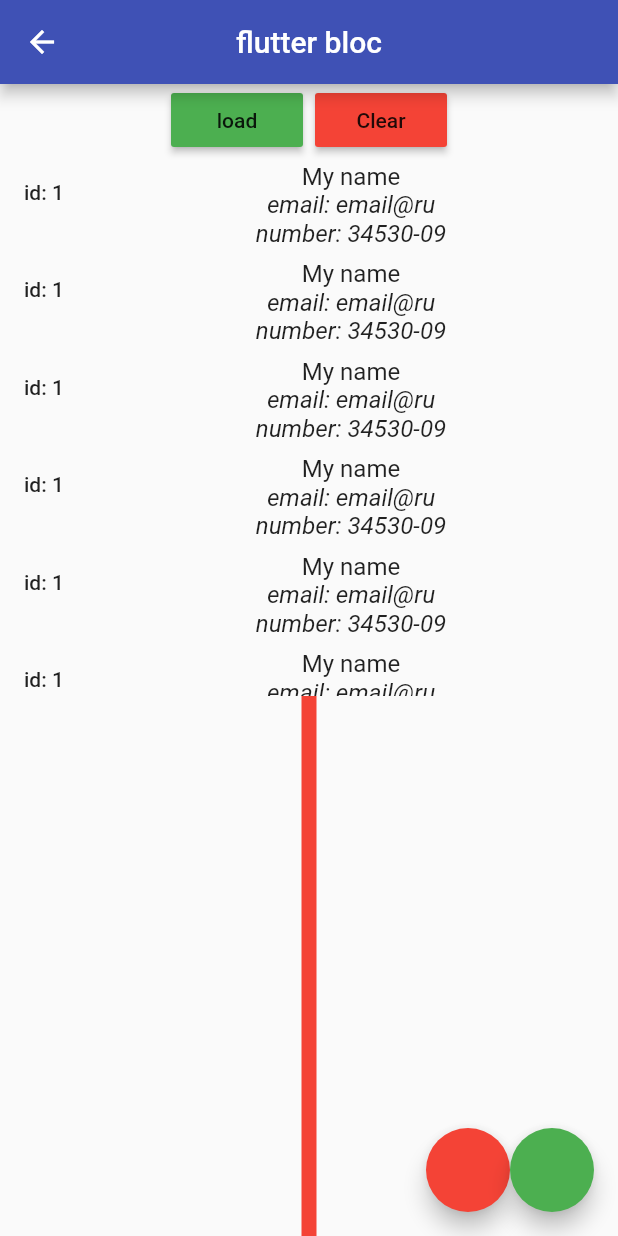
After one commit to neo321654/synccards, a Flutter app: the FlutterBlocPage screen opened directly, on a phone screen of 412 x 824 dp. The commit adds this screen. Run offline on Flutter 3.47's test engine with Material 2 defaults, Android fonts, the phone set to English and light mode, and no system bars; our stand-ins replace flutter_bloc, moor_flutter, rxdart; generated files the repository leaves out were written again.

Commit message:
разбираюсь с блоком

```diff
--- /dev/null
+++ b/lib/bloc/color_bloc.dart
@@ -0,0 +1,16 @@
+import 'package:flutter/material.dart';
+import 'package:flutter_bloc/flutter_bloc.dart';
+
+enum ColorEvent { event_red, event_green }
+
+class ColorBloc extends Bloc<ColorEvent, Color> {
+  Color _color = Colors.red;
+
+  ColorBloc(initialState) : super(initialState);
+
+  @override
+  Stream<Color> mapEventToState(ColorEvent event) async* {
+    _color = (event == ColorEvent.event_red) ? Colors.red : Colors.green;
+    yield _color;
+  }
+}
--- /dev/null
+++ b/lib/pages/flutter_bloc_page.dart
@@ -0,0 +1,61 @@
+import 'package:flutter/material.dart';
+import 'package:flutter_bloc/flutter_bloc.dart';
+import 'package:synccards/bloc/color_bloc.dart';
+import 'package:synccards/widget/blocExample/action_buttons.dart';
+import 'package:synccards/widget/blocExample/user_list.dart';
+
+class FlutterBlocPage extends StatelessWidget {
+  const FlutterBlocPage({Key? key}) : super(key: key);
+
+  @override
+  Widget build(BuildContext context) {
+    ColorBloc _bloc = BlocProvider.of<ColorBloc>(context);
+
+    return Scaffold(
+      appBar: AppBar(
+        title: Text("flutter bloc"),
+        centerTitle: true,
+      ),
+      body: Center(
+        child: BlocBuilder<ColorBloc, Color>(
+          builder: (BuildContext context, state) {
+            return Column(
+              crossAxisAlignment: CrossAxisAlignment.center,
+              children: [
+                ActionButtons(),
+                Expanded(
+                  child: UserList(),
+                ),
+                Expanded(
+                  child: AnimatedContainer(
+                    height: 10,
+                    width: 10,
+                    color: state,
+                    duration: Duration(milliseconds: 500),
+                  ),
+                ),
+              ],
+            );
+          },
+        ),
+      ),
+      floatingActionButton: Row(
+        mainAxisAlignment: MainAxisAlignment.end,
+        children: <Widget>[
+          FloatingActionButton(
+            onPressed: () {
+              _bloc.add(ColorEvent.event_red);
+            },
+            backgroundColor: Colors.red,
+          ),
+          FloatingActionButton(
+            onPressed: () {
+              _bloc.add(ColorEvent.event_green);
+            },
+            backgroundColor: Colors.green,
+          ),
+        ],
+      ),
+    );
+  }
+}
--- a/lib/pages/moorExample.dart
+++ b/lib/pages/moorExample.dart
@@ -16,7 +16,7 @@ class MyApp extends StatelessWidget {
           primarySwatch: Colors.orange,
           typography: Typography.material2018(),
         ),
-        home: HomeScreen(),
+        home: HomeScreenMoor(),
       ),
     );
   }
--- /dev/null
+++ b/lib/widget/blocExample/action_buttons.dart
@@ -0,0 +1,27 @@
+import 'package:flutter/material.dart';
+
+class ActionButtons extends StatelessWidget {
+  const ActionButtons({Key? key}) : super(key: key);
+
+  @override
+  Widget build(BuildContext context) {
+    return Row(
+      mainAxisSize: MainAxisSize.min,
+      children: [
+        MaterialButton(
+          onPressed: () {},
+          child: Text("load"),
+          color: Colors.green,
+        ),
+        SizedBox(
+          width: 8,
+        ),
+        MaterialButton(
+          onPressed: () {},
+          child: Text("Clear"),
+          color: Colors.red,
+        ),
+      ],
+    );
+  }
+}
--- /dev/null
+++ b/lib/widget/blocExample/user_list.dart
@@ -0,0 +1,41 @@
+import 'package:flutter/cupertino.dart';
+import 'package:flutter/material.dart';
+
+class UserList extends StatelessWidget {
+  const UserList({Key? key}) : super(key: key);
+
+  @override
+  Widget build(BuildContext context) {
+    return ListView.builder(
+      itemCount: 7,
+      itemBuilder: (context, index) {
+        return Container(
+
+          child: ListTile(
+            leading: Text(
+              "id: 1", style: Theme.of(context).textTheme.bodyText1,
+            ),
+            title: Column(
+              mainAxisAlignment: MainAxisAlignment.center,
+              children: [
+                Text("My name"),
+                Column(
+                  crossAxisAlignment: CrossAxisAlignment.center,
+                  children: [
+                    Text(
+                      "email: email@ru",
+                      style: TextStyle(fontStyle: FontStyle.italic)),
+                    Text(
+                      "number: 34530-09",
+                      style: TextStyle(fontStyle: FontStyle.italic),
+                    ),
+                  ],
+                )
+              ],
+            ),
+          ),
+        );
+      },
+    );
+  }
+}
--- a/pubspec.yaml
+++ b/pubspec.yaml
@@ -37,6 +37,7 @@ dependencies:
   provider: ^5.0.0
   moor_flutter: ^4.0.0
   rxdart: ^0.27.1
+  flutter_bloc: ^7.1.0
 
 
 
```
Also changed, not shown: lib/pages/to_do_page.dart (+9 -12 lines), lib/widget/moor/homescreen.dart (+36 -26 lines), pubspec.lock.
